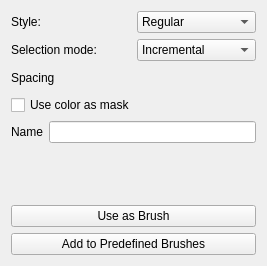
Above: krita/plugins/paintops/libpaintop/wdgcustombrush.ui from KDE/krita before the change. Below: the same form after it.
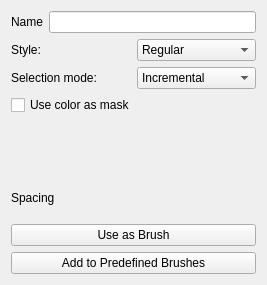
That is the form after the change. Custom widgets are drawn as their Qt base class.

Commit message: Put the Name box at the top, and spacing at the bottom (but above buttons)

The edit to the form file:
```diff
--- a/krita/plugins/paintops/libpaintop/wdgcustombrush.ui
+++ b/krita/plugins/paintops/libpaintop/wdgcustombrush.ui
@@ -7,7 +7,7 @@
     <x>0</x>
     <y>0</y>
     <width>267</width>
-    <height>266</height>
+    <height>285</height>
    </rect>
   </property>
   <layout class="QVBoxLayout">
@@ -17,6 +17,20 @@
    <property name="margin">
     <number>11</number>
    </property>
+   <item>
+    <layout class="QHBoxLayout" name="horizontalLayout_2">
+     <item>
+      <widget class="QLabel" name="brushNameLbl">
+       <property name="text">
+        <string>Name</string>
+       </property>
+      </widget>
+     </item>
+     <item>
+      <widget class="QLineEdit" name="nameLineEdit"/>
+     </item>
+    </layout>
+   </item>
    <item>
     <layout class="QGridLayout">
      <property name="margin">
@@ -90,20 +104,6 @@
      </item>
     </layout>
    </item>
-   <item>
-    <layout class="QHBoxLayout" name="horizontalLayout" stretch="0,1">
-     <item>
-      <widget class="QLabel" name="spacingLbl">
-       <property name="text">
-        <string>Spacing</string>
-       </property>
-      </widget>
-     </item>
-     <item>
-      <widget class="KisDoubleSliderSpinBox" name="spacingSlider" native="true"/>
-     </item>
-    </layout>
-   </item>
    <item>
     <widget class="QCheckBox" name="colorAsMask">
      <property name="text">
@@ -111,20 +111,6 @@
      </property>
     </widget>
    </item>
-   <item>
-    <layout class="QHBoxLayout" name="horizontalLayout_2">
-     <item>
-      <widget class="QLabel" name="brushNameLbl">
-       <property name="text">
-        <string>Name</string>
-       </property>
-      </widget>
-     </item>
-     <item>
-      <widget class="QLineEdit" name="nameLineEdit"/>
-     </item>
-    </layout>
-   </item>
    <item>
     <layout class="QHBoxLayout">
      <property name="spacing">
@@ -186,6 +172,20 @@
      </item>
     </layout>
    </item>
+   <item>
+    <layout class="QHBoxLayout" name="horizontalLayout" stretch="0,1">
+     <item>
+      <widget class="QLabel" name="spacingLbl">
+       <property name="text">
+        <string>Spacing</string>
+       </property>
+      </widget>
+     </item>
+     <item>
+      <widget class="KisDoubleSliderSpinBox" name="spacingSlider" native="true"/>
+     </item>
+    </layout>
+   </item>
    <item>
     <layout class="QVBoxLayout">
      <property name="spacing">
```
